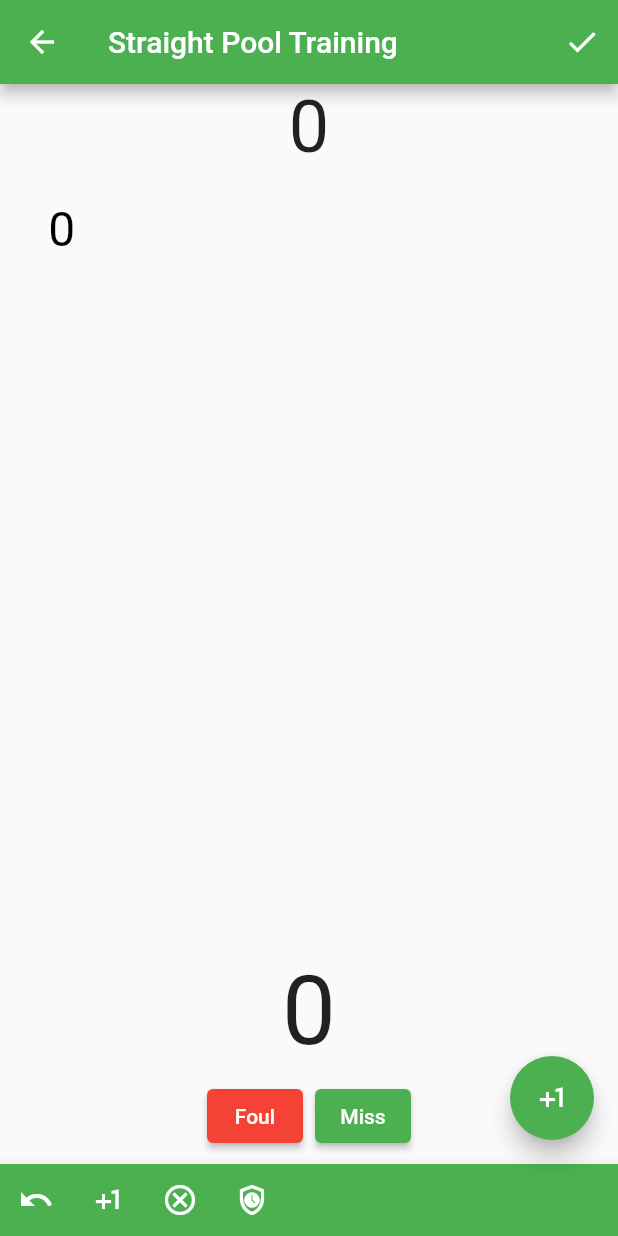
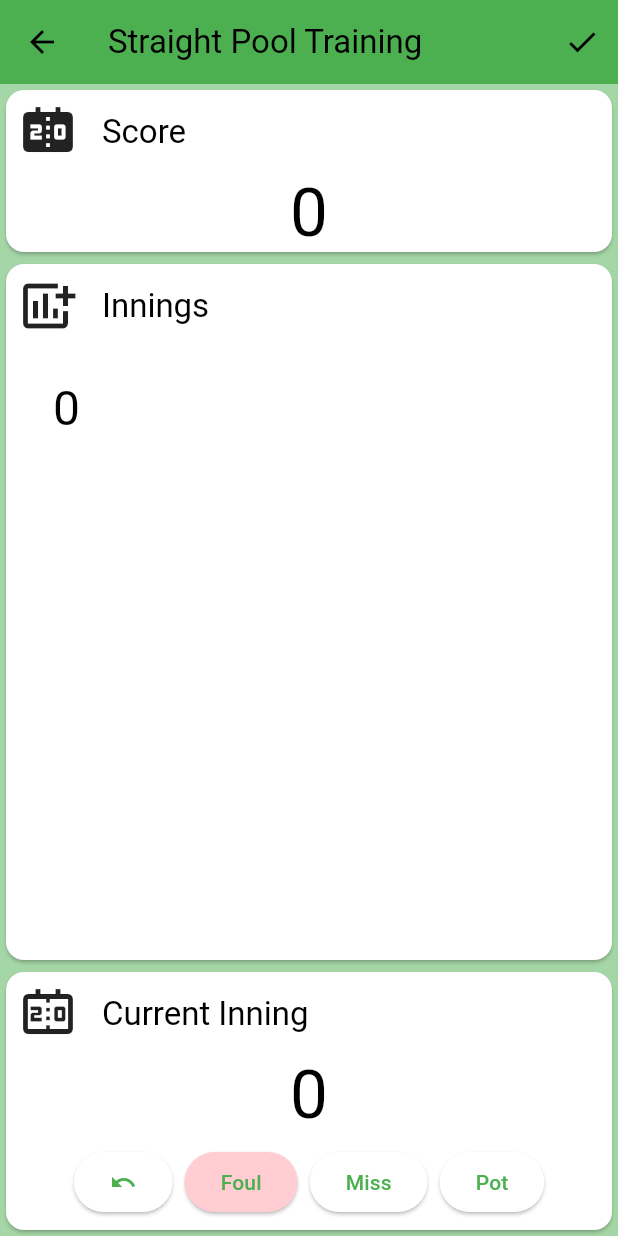
Before and after one commit to dimasmith/straight_pool_tracker, a Flutter app: the screen it shows after launch, after a tap on "Start Training", on a phone screen of 412 x 824 dp. Run offline on Flutter 3.47's test engine with Material 2 defaults, Android fonts, the phone set to English and light mode, and no system bars.

Commit message:
feat: theme using material 3 elements

```diff
--- a/lib/main.dart
+++ b/lib/main.dart
@@ -28,7 +28,10 @@ class StraightPoolTrainingApp extends StatelessWidget {
           child: const TrainingScreen()),
       },
       theme: ThemeData(
-        primarySwatch: Colors.green,
+        colorScheme: ColorScheme.fromSwatch(primarySwatch: Colors.green),
+        useMaterial3: true,
+        appBarTheme: const AppBarTheme(backgroundColor: Colors.green),
+        scaffoldBackgroundColor: Colors.green.shade200
       ),
     );
   }
--- a/lib/training_screen.dart
+++ b/lib/training_screen.dart
@@ -29,11 +29,11 @@ class TrainingScreen extends StatelessWidget {
           CurrentInning(),
         ],
       ),
-      bottomNavigationBar: const CurrentInningBottomBar(),
-      floatingActionButton: FloatingActionButton(
-        onPressed: () => {Provider.of<Training>(context, listen: false).pot()},
-        child: const Icon(Icons.plus_one_outlined),
-      ),
+      // bottomNavigationBar: const CurrentInningBottomBar(),
+      // floatingActionButton: FloatingActionButton(
+      //   onPressed: () => {Provider.of<Training>(context, listen: false).pot()},
+      //   child: const Icon(Icons.plus_one_outlined),
+      // ),
     );
   }
 }
@@ -44,13 +44,32 @@ class TrainingStats extends StatelessWidget {
   @override
   Widget build(BuildContext context) {
     return Consumer<Training>(builder: (context, training, child) {
-      return Center(
-        child: Text(
-          "${training.score()}",
-          style: const TextStyle(fontSize: 48.0),
+      return Card(
+        child: Column(
+          children: [
+            const CardTitle(title: "Score", icon: Icons.scoreboard),
+            Center(
+              child: Score(score: training.score()),
+            ),
+          ],
         ),
       );
     });
+  }
+}
+
+class Score extends StatelessWidget {
+  const Score({
+    Key? key, required this.score,
+  }) : super(key: key);
+  final int score;
+
+  @override
+  Widget build(BuildContext context) {
+    return Text(
+      "${score}",
+      style: Theme.of(context).textTheme.headline2,
+    );
   }
 }
 
@@ -61,12 +80,21 @@ class InningsGrid extends StatelessWidget {
   Widget build(BuildContext context) {
     return Consumer<Training>(builder: (context, training, child) {
       return Expanded(
+        child: Card(
+          child: Column(
+            children: [
+              const CardTitle(title: "Innings", icon: Icons.add_chart),
+              Expanded(
                 child: GridView.count(
                   crossAxisCount: 5,
                   children: training
                       .innings()
                       .map((inning) => InningGridTile(inning: inning))
                       .toList(),
+                ),
+              ),
+            ],
+          ),
         ),
       );
     });
@@ -96,27 +124,37 @@ class CurrentInning extends StatelessWidget {
   @override
   Widget build(BuildContext context) {
     return Consumer<Training>(builder: (context, training, child) {
-      return Column(
+      return Card(
+        child: Column(
+          crossAxisAlignment: CrossAxisAlignment.stretch,
           children: [
-          Text(
-            "${training.currentInning().score()}",
-            style: const TextStyle(fontSize: 64.0),
+            const CardTitle(
+              title: "Current Inning",
+              icon: Icons.scoreboard_outlined,
+            ),
+            Center(
+              child: Score(score: training.currentInning().score()),
             ),
             ButtonBar(
               alignment: MainAxisAlignment.center,
               children: [
                 ElevatedButton(
+                    onPressed: () => {training.undo()},
+                    child: Icon(Icons.undo)),
+                ElevatedButton(
                     onPressed: () => {training.foul()},
                     style: ButtonStyle(
-                      backgroundColor:
-                          MaterialStateProperty.all<Color>(Colors.red)),
-                  child: const Text("Foul")),
+                        backgroundColor: MaterialStateProperty.all<Color>(
+                            Colors.red.shade100)),
+                    child: Text("Foul")),
                 ElevatedButton(
-                  onPressed: () => {training.miss()},
-                  child: const Text("Miss")),
+                    onPressed: () => {training.miss()}, child: Text("Miss")),
+                ElevatedButton(
+                    onPressed: () => {training.pot()}, child: Text("Pot")),
               ],
             )
           ],
+        ),
       );
     });
   }
@@ -129,7 +167,6 @@ class CurrentInningBottomBar extends StatelessWidget {
   Widget build(BuildContext context) {
     return Consumer<Training>(builder: (context, training, child) {
       return BottomAppBar(
-        color: Colors.green,
         child: IconTheme(
           data: IconThemeData(color: Theme.of(context).colorScheme.onPrimary),
           child: Row(
@@ -153,3 +190,32 @@ class CurrentInningBottomBar extends StatelessWidget {
     });
   }
 }
+
+class CardTitle extends StatelessWidget {
+  final String title;
+  final IconData icon;
+
+  const CardTitle({super.key, required this.title, required this.icon});
+
+  @override
+  Widget build(BuildContext context) {
+    return Row(
+      children: [
+        Padding(
+          padding: const EdgeInsets.all(8.0),
+          child: Icon(
+            icon,
+            size: 40.0,
+          ),
+        ),
+        Padding(
+          padding: const EdgeInsets.only(left: 8.0),
+          child: Text(
+            "$title",
+            style: Theme.of(context).textTheme.headline6,
+          ),
+        ),
+      ],
+    );
+  }
+}
```
Lines whose indentation alone changed are shown as unchanged.
